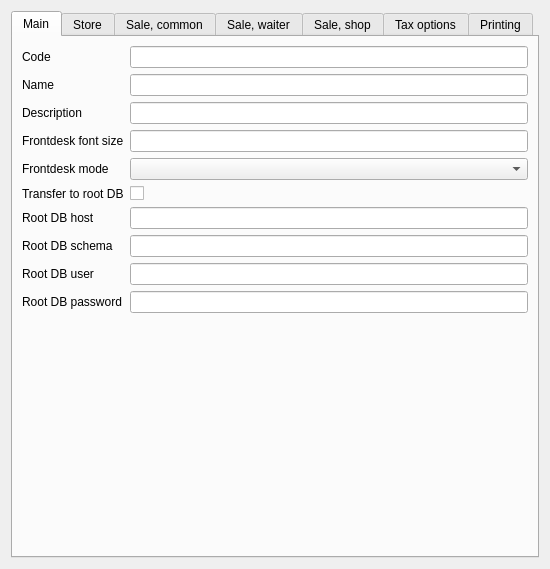
Before: the Qt Designer form Reports/c5settingswidget.ui in End1-1/Cafe5, drawn with Qt 5.
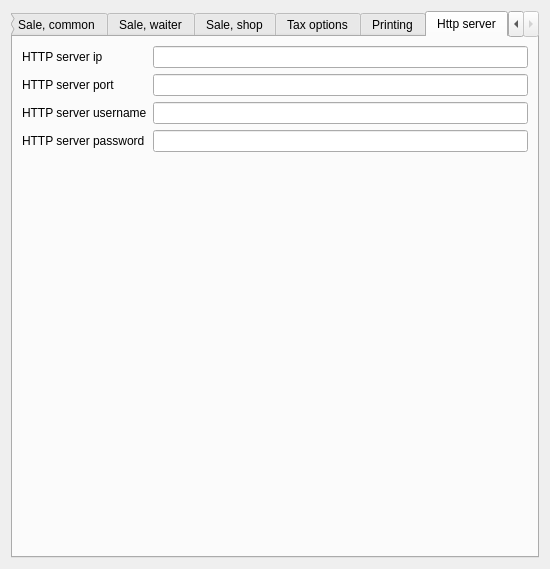
After: the same form once the commit is applied. The open tabs and pages were chosen to show the change. Custom widgets are drawn as their Qt base class.

Patch:
```diff
--- a/Reports/c5settingswidget.ui
+++ b/Reports/c5settingswidget.ui
@@ -1242,21 +1242,97 @@
        </item>
       </layout>
      </widget>
+     <widget class="QWidget" name="tab_8">
+      <attribute name="title">
+       <string>Http server</string>
+      </attribute>
+      <layout class="QFormLayout" name="formLayout">
+       <item row="0" column="0">
+        <widget class="QLabel" name="label_62">
+         <property name="text">
+          <string>HTTP server ip</string>
+         </property>
+        </widget>
+       </item>
+       <item row="0" column="1">
+        <widget class="C5LineEditWithSelector" name="leHttpIP">
+         <property name="Tag" stdset="0">
+          <number>65</number>
+         </property>
+        </widget>
+       </item>
+       <item row="1" column="0">
+        <widget class="QLabel" name="label_63">
+         <property name="text">
+          <string>HTTP server port</string>
+         </property>
+        </widget>
+       </item>
+       <item row="1" column="1">
+        <widget class="C5LineEditWithSelector" name="leHttpPort">
+         <property name="Tag" stdset="0">
+          <number>66</number>
+         </property>
+        </widget>
+       </item>
+       <item row="2" column="0">
+        <widget class="QLabel" name="label_64">
+         <property name="text">
+          <string>HTTP server username</string>
+         </property>
+        </widget>
+       </item>
+       <item row="2" column="1">
+        <widget class="C5LineEditWithSelector" name="leHttpUsername">
+         <property name="Tag" stdset="0">
+          <number>67</number>
+         </property>
+        </widget>
+       </item>
+       <item row="3" column="0">
+        <widget class="QLabel" name="label_65">
+         <property name="text">
+          <string>HTTP server password</string>
+         </property>
+        </widget>
+       </item>
+       <item row="3" column="1">
+        <widget class="C5LineEditWithSelector" name="leHttpPassword">
+         <property name="Tag" stdset="0">
+          <number>68</number>
+         </property>
+        </widget>
+       </item>
+       <item row="4" column="1">
+        <spacer name="verticalSpacer_8">
+         <property name="orientation">
+          <enum>Qt::Vertical</enum>
+         </property>
+         <property name="sizeHint" stdset="0">
+          <size>
+           <width>390</width>
+           <height>400</height>
+          </size>
+         </property>
+        </spacer>
+       </item>
+      </layout>
+     </widget>
     </widget>
    </item>
   </layout>
  </widget>
  <customwidgets>
-  <customwidget>
-   <class>C5LineEdit</class>
-   <extends>QLineEdit</extends>
-   <header location="global">c5lineedit.h</header>
-  </customwidget>
   <customwidget>
    <class>C5LineEditWithSelector</class>
    <extends>QLineEdit</extends>
    <header location="global">c5lineeditwithselector.h</header>
   </customwidget>
+  <customwidget>
+   <class>C5LineEdit</class>
+   <extends>QLineEdit</extends>
+   <header location="global">c5lineedit.h</header>
+  </customwidget>
   <customwidget>
    <class>C5CheckBox</class>
    <extends>QCheckBox</extends>
```
Left out of the diff: 12 changed lines with no effect on the pictures.
